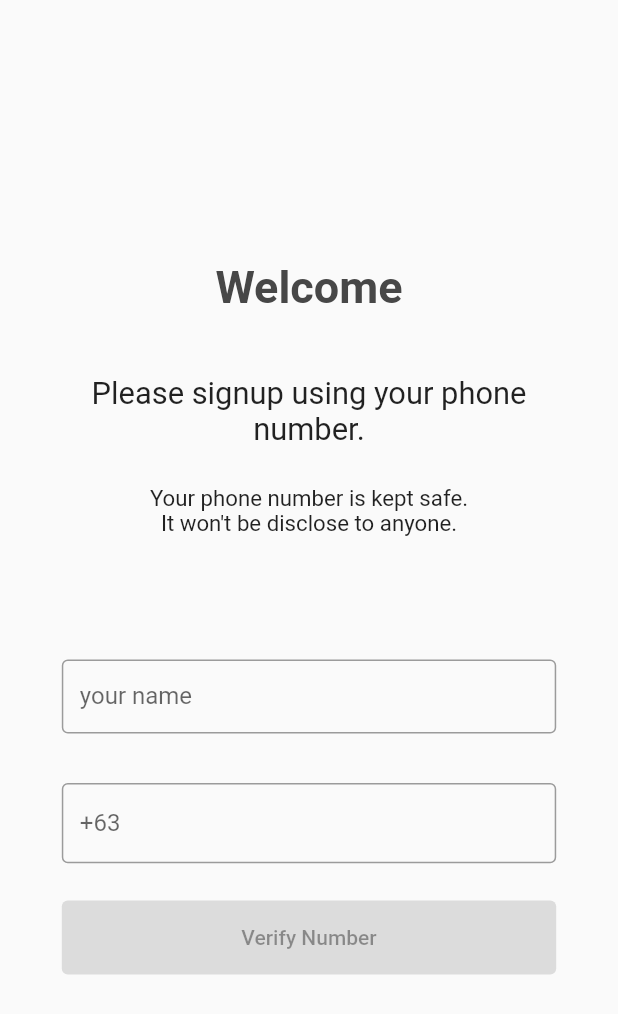
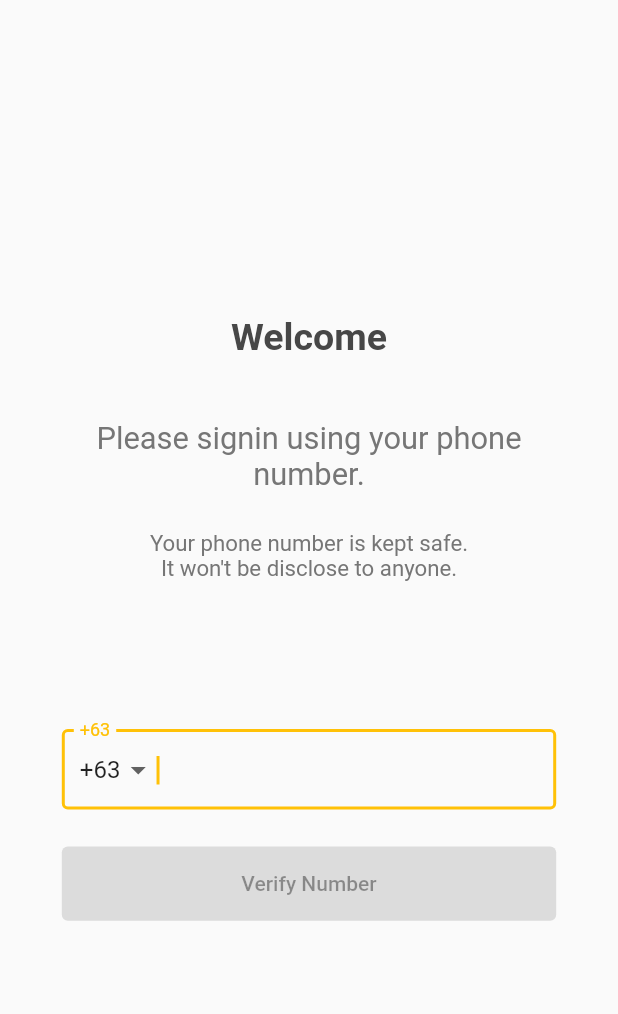
Before and after one commit to johnberang12/muraita, a Flutter app: the NumberRegistration screen opened directly, on a phone screen of 412 x 824 dp. Shown: the top 1014 px of the screen. Run offline on Flutter 3.47's test engine with Material 2 defaults, Android fonts, the phone set to English and light mode, and no system bars; our stand-ins replace firebase_auth, firebase_core; accounts and stored records are empty.

Commit message:
implement phone auth

```diff
--- a/lib/constants.dart
+++ b/lib/constants.dart
@@ -2,6 +2,10 @@ import 'package:flutter/material.dart';
 
 
 const kPrimaryHue = Color(0xffffbf00);
+const kPrimaryTint80 = Color(0xffffd147);
+const kPrimaryTint60 = Color(0xffffde7c);
+const kPrimaryTint40 = Color(0xfffbe4a0);
+const kPrimaryTint20 = Color(0xfffff4d3);
 
 
 const kBlack80 = Color(0xff474747);
@@ -9,3 +13,9 @@ const kBlack60 = Color(0xff767676);
 const kBlack40 = Color(0xffb1b1b1);
 const kBlack20 = Color(0xffd9d9d9);
 const kBlack10 = Color(0xffefefef);
+
+
+const kHeadline1Style = TextStyle(
+  fontSize: 25.0,
+  fontWeight: FontWeight.bold,
+  color: kBlack80,);
--- a/lib/signup_pages/number_registration.dart
+++ b/lib/signup_pages/number_registration.dart
@@ -6,6 +6,7 @@ import 'package:muraita_apps/signup_pages/verify_number.dart';
 import 'package:muraita_apps/widget/inactive_button.dart';
 import 'package:firebase_auth/firebase_auth.dart';
 
+import '../widget/error_warning.dart';
 import '../widget/outlined_input_field.dart';
 
 class NumberRegistration extends StatefulWidget {
@@ -19,33 +20,31 @@ class _NumberRegistrationState extends State<NumberRegistration> {
   final FirebaseAuth _auth = FirebaseAuth.instance;
 
 
-  final _formKey = GlobalKey<FormState>();
-  final _formKeyOTP = GlobalKey<FormState>();
-  final _scaffoldKey = GlobalKey<FormState>();
 
    final _numberController = TextEditingController();
-  final  _otpController = TextEditingController();
-  final _firstNameController = TextEditingController();
-  final _familyNameController = TextEditingController();
+
+
 
   var _isLoading = false;
-  var _isResend = false;
   var _isLoginScreen = true;
   var _verificationCode = '';
 
 
   late double height, width;
-  final int _inputLength = 11;
+  final int _inputLength = 10;
   String _phoneNumber = '';
-  late int _phoneNumberLength = 0;
+  bool _numberIsValid = true;
+  String _errorMessage = 'Invalid phone number';
 
-  late  final FocusNode _focus = FocusNode();
+
+    late FocusNode _focus;
 
   ///TODO
   ///countryCode
   String? selectedCountry = '+63';
   List<String> countryCodes = [
     '+63',
+    '+1',
     '+82',
     '+23',
     '+56',
@@ -56,14 +55,14 @@ class _NumberRegistrationState extends State<NumberRegistration> {
   @override
   void initState(){
     super.initState();
-
+    _focus = FocusNode();
+    _focus.requestFocus();
   }
 
   @override
   void dispose(){
     super.dispose();
     _numberController;
-    _otpController;
   }
 
 
@@ -72,7 +71,8 @@ class _NumberRegistrationState extends State<NumberRegistration> {
   Widget build(BuildContext context) {
     height = MediaQuery.of(context).size.height;
     width = MediaQuery.of(context).size.width;
-    return Scaffold(
+    return SafeArea(
+      child: Scaffold(
         body: Center(
           child: Padding(
             padding: EdgeInsets.symmetric(horizontal: width*.10),
@@ -83,14 +83,10 @@ class _NumberRegistrationState extends State<NumberRegistration> {
                   mainAxisAlignment: MainAxisAlignment.center,
                   children: [
                     const Text('Welcome',
-                  style: TextStyle(
-                    fontSize: 30.0,
-                    fontWeight: FontWeight.bold,
-                    color: kBlack80,
-                  ),
+                    style: kHeadline1Style,
                     ),
                     SizedBox(height: height*.05,),
-                   Text('Please signup using your phone number.',
+                     Text('Please signin using your phone number.',
                     textAlign: TextAlign.center,
                     style: TextStyle(
                       fontSize: height*.025
@@ -103,24 +99,27 @@ class _NumberRegistrationState extends State<NumberRegistration> {
                       ),
                     ),
                     SizedBox(height: height*.10,),
-                  OutlinedInputField(
+                    Visibility(
+                      visible: _numberIsValid == false,
+                      child: ErrorWarning(
                           height: height*.06,
-                    controller: _firstNameController,
-                    keyboardType: TextInputType.name,
-                    inputAction: TextInputAction.next,
-                    labelText: 'your name',
+                        colour: Theme.of(context).errorColor,
+                        errorText: _errorMessage,
                       ),
-                  SizedBox(height: height*.02,),
+                    ),
+
 
                     SizedBox(height: height*.02,),
                     OutlinedInputField(
+                      textAlign: TextAlign.start,
                       height: height*.065,
                       controller: _numberController,
                       keyboardType: TextInputType.number,
                       inputAction: TextInputAction.send,
                       labelText: selectedCountry,
+                      focusNode: _focus,
                       prefix: DropdownButton<String>(
-                        underline: SizedBox(),
+                          underline: const SizedBox(),
                           value: selectedCountry,
                           items: countryCodes.map((code) =>
                               DropdownMenuItem(value: code,child: Text(code),)).toList(),
@@ -132,25 +131,29 @@ class _NumberRegistrationState extends State<NumberRegistration> {
                           }
                       ),
                       onChanged: (value){
+                        setState((){
                           _phoneNumber = value;
-                      setState((){
-                        _phoneNumberLength = value.length;
+
                         });
+                      },
+                      onSubmitted: (value){
+                        _phoneNumber = value;
                       },
                       maxLength: _inputLength,
                     ),
 
                     SizedBox(height: height*.03,),
 
-                _inputLength == _phoneNumberLength ?
+                  _inputLength == _phoneNumber.length ?
                   SignupButton(
                         height: height*.06,
                         width: double.infinity,
                         buttonText: 'Verify Number',
                         onTap: (){
-                        Navigator.push(context, MaterialPageRoute(
-                          builder: (context) => VerifyNumber(),
-                        ));
+                          _phoneNumber = _numberController.text;
+                          print('$selectedCountry$_phoneNumber');
+                          _verifyNumber();
+                          _numberIsValid = true;
                         }
                     ) :
                     InactiveButton(
@@ -165,6 +168,44 @@ class _NumberRegistrationState extends State<NumberRegistration> {
             ),
           ),
         ),
+      ),
     );
   }
+
+  Future<void> _verifyNumber()async {
+  _auth.verifyPhoneNumber(
+      phoneNumber: '$selectedCountry$_phoneNumber',
+      verificationCompleted: (PhoneAuthCredential credential) async {
+        await _auth.signInWithCredential(credential).then((value) {
+          print('You are logged in successfully');
+
+        });
+      },
+      verificationFailed: (FirebaseAuthException exception){
+        setState((){
+          _numberIsValid = false;
+        });
+
+        print(exception.message);
+        _errorMessage = exception.message!;
+        print('error error error error error');
+
+      },
+      codeSent: (String verificationID, int? resendToken){
+        print('Code sent code sent code sent code sent');
+        setState((){
+          _verificationCode = verificationID;
+        });
+        Navigator.push(context, MaterialPageRoute(
+          builder: (context) => VerifyNumber(verificationCode: _verificationCode, verifyNumber: _verifyNumber),
+        ));
+      },
+      codeAutoRetrievalTimeout: (String verificationID){
+
       }
+  );
+  }
+
+
+
+}
--- a/lib/widget/inactive_button.dart
+++ b/lib/widget/inactive_button.dart
@@ -20,7 +20,7 @@ class InactiveButton extends StatelessWidget {
       child: ElevatedButton(
         onPressed: null,
         style: ElevatedButton.styleFrom(
-          primary: kBlack40
+          primary: kPrimaryTint40
         ),
         child: Text(buttonText),
       ),
--- a/lib/widget/outlined_input_field.dart
+++ b/lib/widget/outlined_input_field.dart
@@ -14,6 +14,8 @@ class OutlinedInputField extends StatelessWidget {
       this.onChanged,
      this.prefix,
      this.maxLength,
+     required this.textAlign,
+     this.onSubmitted,
 
   }) :  assert(height != null),
         assert(controller != null),
@@ -30,6 +32,8 @@ class OutlinedInputField extends StatelessWidget {
   final void Function(String)? onChanged;
   final Widget? prefix;
   final int? maxLength;
+  final TextAlign textAlign;
+  final void Function(String)? onSubmitted;
 
   @override
   Widget build(BuildContext context) {
@@ -37,6 +41,7 @@ class OutlinedInputField extends StatelessWidget {
       height: height,
       width: double.infinity,
       child: TextFormField(
+        textAlign: textAlign,
         enableSuggestions: false,
         controller: controller,
         keyboardType: keyboardType,
@@ -53,6 +58,7 @@ class OutlinedInputField extends StatelessWidget {
             )
         ),
         onChanged: onChanged,
+        onFieldSubmitted: onSubmitted,
       ),
     );
   }
```
Also changed, not shown: lib/signup_pages/name_registration.dart (added, +94 -0 lines), lib/signup_pages/verify_number.dart (+72 -24 lines), lib/src/landing_page.dart (added, +23 -0 lines), lib/src/my_app.dart (+8 -9 lines), lib/widget/error_warning.dart (added, +34 -0 lines), 3 other files. Lines whose indentation alone changed are shown as unchanged.
